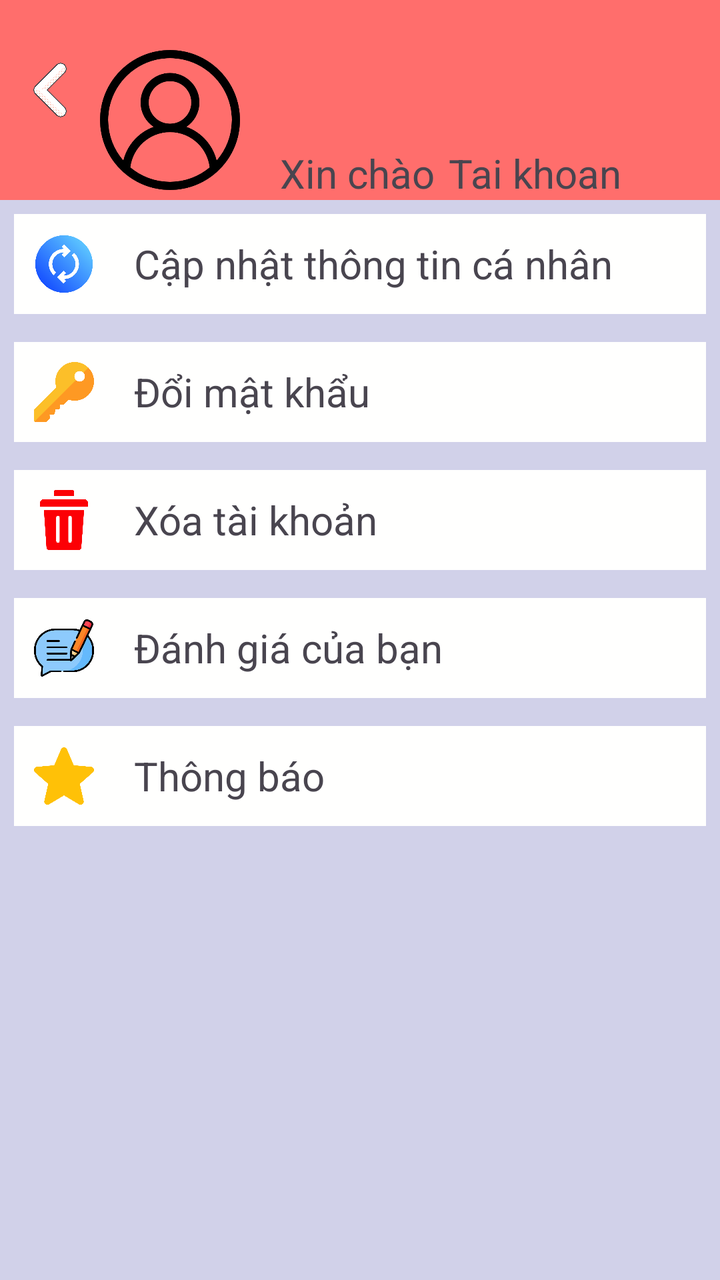
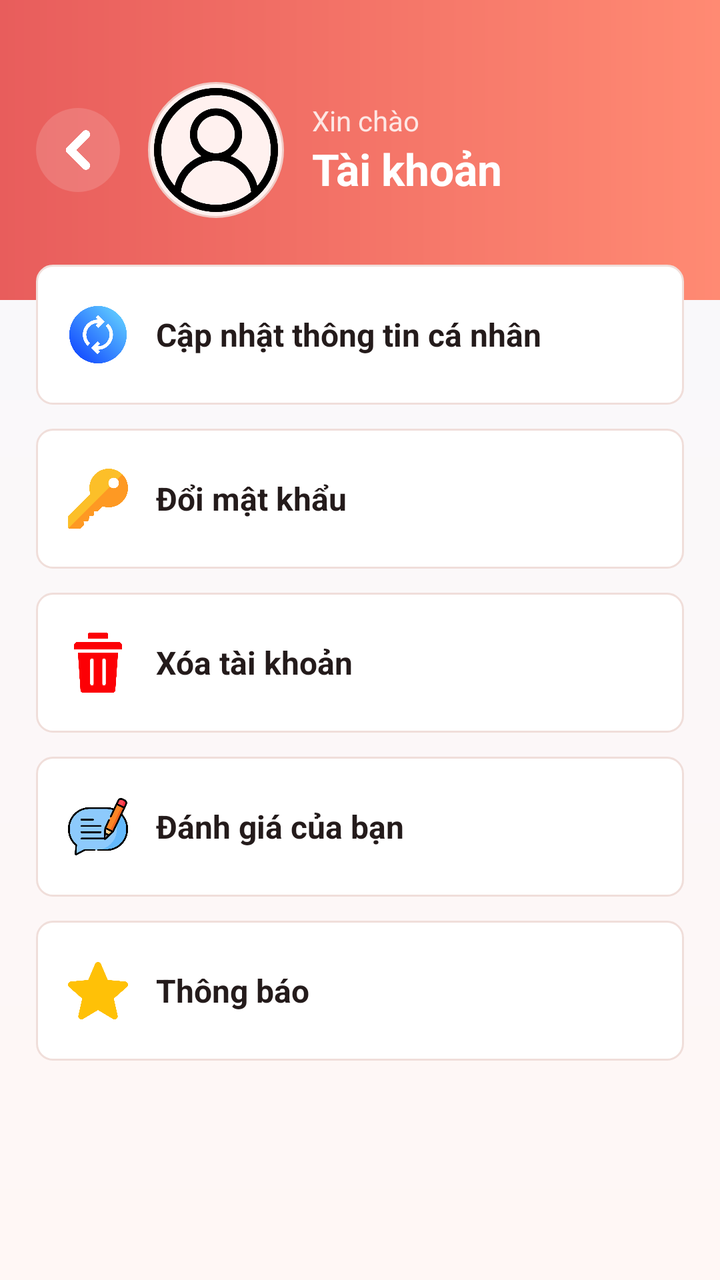

Screens rendered from an Android XML layout before and after an edit, with the pre-edit source and the edit as a unified diff.
<!-- AndroidManifest.xml: application theme Theme.DanhGiaPhim -->
<!-- res/layout/activity_user.xml -->
<?xml version="1.0" encoding="utf-8"?>
<LinearLayout xmlns:android="http://schemas.android.com/apk/res/android"
    xmlns:app="http://schemas.android.com/apk/res-auto"
    xmlns:tools="http://schemas.android.com/tools"
    android:layout_width="match_parent"
    android:layout_height="match_parent"
    tools:context=".User.UserActivity"
    android:orientation="vertical"
    android:background="#d1d1e9"
    android:layout_marginBottom="5dp"
    >
    <LinearLayout
        android:layout_width="match_parent"
        android:layout_height="100dp"
        android:orientation="horizontal"
        android:background="#ff6e6c">

        <ImageView
            android:id="@+id/btnback"
            android:layout_width="30dp"
            android:layout_height="30dp"
            android:src="@drawable/ic_back"
            android:layout_gravity="center"
            android:layout_marginLeft="10dp"
            android:layout_marginBottom="5dp">

        </ImageView>
        <ImageView
            android:id="@+id/imgAvatarUser"
            android:layout_width="70dp"
            android:layout_height="70dp"
            android:src="@drawable/ic_user"
            android:layout_gravity="bottom"
            android:layout_marginLeft="10dp"
            android:layout_marginBottom="5dp">

        </ImageView>
        <TextView
            android:layout_width="wrap_content"
            android:layout_height="wrap_content"
            android:text="Xin chào "
            android:textSize="20dp"
            android:layout_gravity="bottom"
            android:layout_marginLeft="20dp">
        </TextView>
        <TextView
            android:id="@+id/txtUser"
            android:layout_width="wrap_content"
            android:layout_height="wrap_content"
            android:text="Tai khoan"
            android:textSize="20dp"
            android:layout_gravity="bottom"
            android:layout_marginLeft="2dp">
        </TextView>

    </LinearLayout>

    <LinearLayout
        android:id="@+id/layoutUpdate"
        android:layout_width="match_parent"
        android:layout_height="50dp"
        android:orientation="horizontal"
        android:layout_marginTop="10dp"
        android:background="#fffffe"
        android:layout_margin="7dp">
        <ImageView
            android:layout_width="30dp"
            android:layout_height="30dp"
            android:src="@drawable/ic_loop"
            android:layout_gravity="center_vertical"
            android:layout_marginLeft="10dp">

        </ImageView>
        <TextView
            android:layout_width="wrap_content"
            android:layout_height="wrap_content"
            android:text="Cập nhật thông tin cá nhân"
            android:textSize="20dp"
            android:layout_gravity="center_vertical"
            android:layout_marginLeft="20dp">

        </TextView>
    </LinearLayout>

    <LinearLayout
        android:id="@+id/layoutPassword"
        android:layout_width="match_parent"
        android:layout_height="50dp"
        android:orientation="horizontal"
        android:layout_marginTop="10dp"
        android:background="#fffffe"
        android:layout_margin="7dp">
        <ImageView
            android:layout_width="30dp"
            android:layout_height="30dp"
            android:src="@drawable/ic_key"
            android:layout_gravity="center_vertical"
            android:layout_marginLeft="10dp">

        </ImageView>
        <TextView
            android:layout_width="wrap_content"
            android:layout_height="wrap_content"
            android:text="Đổi mật khẩu"
            android:textSize="20dp"
            android:layout_gravity="center_vertical"
            android:layout_marginLeft="20dp">

        </TextView>
    </LinearLayout>
    <LinearLayout
        android:id="@+id/layoutDeleteAccount"
        android:layout_width="match_parent"
        android:layout_height="50dp"
        android:orientation="horizontal"
        android:layout_marginTop="10dp"
        android:background="#fffffe"
        android:layout_margin="7dp">
        <ImageView
            android:layout_width="30dp"
            android:layout_height="30dp"
            android:src="@drawable/ic_delete"
            android:layout_gravity="center_vertical"
            android:layout_marginLeft="10dp">

        </ImageView>
        <TextView
            android:layout_width="wrap_content"
            android:layout_height="wrap_content"
            android:text="Xóa tài khoản"
            android:textSize="20dp"
            android:layout_gravity="center_vertical"
            android:layout_marginLeft="20dp">

        </TextView>
    </LinearLayout>

    <LinearLayout
        android:id="@+id/layoutComment"
        android:layout_width="match_parent"
        android:layout_height="50dp"
        android:orientation="horizontal"
        android:layout_marginTop="10dp"
        android:background="#fffffe"
        android:layout_margin="7dp">
        <ImageView
            android:layout_width="30dp"
            android:layout_height="30dp"
            android:src="@drawable/ic_comment"
            android:layout_gravity="center_vertical"
            android:layout_marginLeft="10dp">

        </ImageView>

        <TextView
            android:layout_width="wrap_content"
            android:layout_height="wrap_content"
            android:text="Đánh giá của bạn"
            android:textSize="20dp"
            android:layout_gravity="center_vertical"
            android:layout_marginLeft="20dp">

        </TextView>
    </LinearLayout>
    <LinearLayout
        android:id="@+id/layoutNot"
        android:layout_width="match_parent"
        android:layout_height="50dp"
        android:orientation="horizontal"
        android:layout_marginTop="10dp"
        android:background="#fffffe"
        android:layout_margin="7dp">

        <ImageView
            android:layout_width="30dp"
            android:layout_height="30dp"
            android:src="@drawable/ic_star"
            android:layout_gravity="center_vertical"
            android:layout_marginLeft="10dp">

        </ImageView>

        <TextView
            android:layout_width="wrap_content"
            android:layout_height="wrap_content"
            android:text="Thông báo"
            android:textSize="20dp"
            android:layout_gravity="center_vertical"
            android:layout_marginLeft="20dp">

        </TextView>
    </LinearLayout>

</LinearLayout>
<!-- resources referenced by this layout -->
<resources>
  <!-- drawable ic_back: png bitmap (drawable, 13936 bytes) -->
  <!-- drawable ic_comment: png bitmap (drawable, 31577 bytes) -->
  <!-- drawable ic_delete: png bitmap (drawable, 7842 bytes) -->
  <!-- drawable ic_key: png bitmap (drawable, 13040 bytes) -->
  <!-- drawable ic_loop: png bitmap (drawable, 31020 bytes) -->
  <!-- drawable ic_star: png bitmap (drawable, 13086 bytes) -->
  <!-- drawable ic_user: png bitmap (drawable, 24852 bytes) -->
  <style name="Theme.DanhGiaPhim" parent="Base.Theme.DanhGiaPhim" />
  <style name="Base.Theme.DanhGiaPhim" parent="Theme.Material3.DayNight.NoActionBar">
          
          
      </style>
</resources>

<!-- the commit's change to res/layout/activity_user.xml (unified diff, before → after) -->
@@ -1,194 +1,216 @@
 <?xml version="1.0" encoding="utf-8"?>
-<LinearLayout xmlns:android="http://schemas.android.com/apk/res/android"
+<ScrollView xmlns:android="http://schemas.android.com/apk/res/android"
     xmlns:app="http://schemas.android.com/apk/res-auto"
     xmlns:tools="http://schemas.android.com/tools"
     android:layout_width="match_parent"
     android:layout_height="match_parent"
-    tools:context=".User.UserActivity"
-    android:orientation="vertical"
-    android:background="#d1d1e9"
-    android:layout_marginBottom="5dp"
-    >
+    android:background="@drawable/bg_actor_list_screen"
+    android:fillViewport="true"
+    tools:context=".User.UserActivity">
+
     <LinearLayout
         android:layout_width="match_parent"
-        android:layout_height="100dp"
-        android:orientation="horizontal"
-        android:background="#ff6e6c">
-
-        <ImageView
-            android:id="@+id/btnback"
-            android:layout_width="30dp"
-            android:layout_height="30dp"
-            android:src="@drawable/ic_back"
-            android:layout_gravity="center"
-            android:layout_marginLeft="10dp"
-            android:layout_marginBottom="5dp">
-
-        </ImageView>
-        <ImageView
-            android:id="@+id/imgAvatarUser"
-            android:layout_width="70dp"
-            android:layout_height="70dp"
-            android:src="@drawable/ic_user"
-            android:layout_gravity="bottom"
-            android:layout_marginLeft="10dp"
-            android:layout_marginBottom="5dp">
-
-        </ImageView>
-        <TextView
-            android:layout_width="wrap_content"
+        android:layout_height="wrap_content"
+        android:orientation="vertical">
+
+        <LinearLayout
+            android:layout_width="match_parent"
+            android:layout_height="150dp"
+            android:background="@drawable/bg_actor_list_header"
+            android:gravity="center_vertical"
+            android:orientation="horizontal"
+            android:paddingStart="18dp"
+            android:paddingEnd="18dp">
+
+            <ImageView
+                android:id="@+id/btnback"
+                android:layout_width="42dp"
+                android:layout_height="42dp"
+                android:background="@drawable/bg_actor_toolbar_button"
+                android:contentDescription="Quay lại"
+                android:padding="10dp"
+                android:src="@drawable/ic_back"
+                app:tint="@color/white" />
+
+            <ImageView
+                android:id="@+id/imgAvatarUser"
+                android:layout_width="68dp"
+                android:layout_height="68dp"
+                android:layout_marginStart="14dp"
+                android:background="@drawable/bg_actor_avatar"
+                android:padding="3dp"
+                android:scaleType="centerCrop"
+                android:src="@drawable/ic_user" />
+
+            <LinearLayout
+                android:layout_width="0dp"
+                android:layout_height="wrap_content"
+                android:layout_marginStart="14dp"
+                android:layout_weight="1"
+                android:orientation="vertical">
+
+                <TextView
+                    android:layout_width="match_parent"
+                    android:layout_height="wrap_content"
+                    android:text="Xin chào"
+                    android:textColor="#FDE7E4"
+                    android:textSize="14sp" />
+
+                <TextView
+                    android:id="@+id/txtUser"
+                    android:layout_width="match_parent"
+                    android:layout_height="wrap_content"
+                    android:ellipsize="end"
+                    android:maxLines="1"
+                    android:text="Tài khoản"
+                    android:textColor="@color/white"
+                    android:textSize="22sp"
+                    android:textStyle="bold" />
+            </LinearLayout>
+        </LinearLayout>
+
+        <LinearLayout
+            android:layout_width="match_parent"
             android:layout_height="wrap_content"
-            android:text="Xin chào "
-            android:textSize="20dp"
-            android:layout_gravity="bottom"
-            android:layout_marginLeft="20dp">
-        </TextView>
-        <TextView
-            android:id="@+id/txtUser"
-            android:layout_width="wrap_content"
-            android:layout_height="wrap_content"
-            android:text="Tai khoan"
-            android:textSize="20dp"
-            android:layout_gravity="bottom"
-            android:layout_marginLeft="2dp">
-        </TextView>
-
+            android:layout_marginTop="-18dp"
+            android:orientation="vertical"
+            android:paddingStart="18dp"
+            android:paddingEnd="18dp"
+            android:paddingBottom="18dp">
+
+            <LinearLayout
+                android:id="@+id/layoutUpdate"
+                android:layout_width="match_parent"
+                android:layout_height="70dp"
+                android:background="@drawable/bg_app_menu_card"
+                android:gravity="center_vertical"
+                android:orientation="horizontal"
+                android:paddingStart="16dp"
+                android:paddingEnd="14dp">
+
+                <ImageView
+                    android:layout_width="30dp"
+                    android:layout_height="30dp"
+                    android:src="@drawable/ic_loop" />
+
+                <TextView
+                    android:layout_width="0dp"
+                    android:layout_height="wrap_content"
+                    android:layout_marginStart="14dp"
+                    android:layout_weight="1"
+                    android:text="Cập nhật thông tin cá nhân"
+                    android:textColor="@color/app_text"
+                    android:textSize="16sp"
+                    android:textStyle="bold" />
+            </LinearLayout>
+
+            <LinearLayout
+                android:id="@+id/layoutPassword"
+                android:layout_width="match_parent"
+                android:layout_height="70dp"
+                android:layout_marginTop="12dp"
+                android:background="@drawable/bg_app_menu_card"
+                android:gravity="center_vertical"
+                android:orientation="horizontal"
+                android:paddingStart="16dp"
+                android:paddingEnd="14dp">
+
+                <ImageView
+                    android:layout_width="30dp"
+                    android:layout_height="30dp"
+                    android:src="@drawable/ic_key" />
+
+                <TextView
+                    android:layout_width="0dp"
+                    android:layout_height="wrap_content"
+                    android:layout_marginStart="14dp"
+                    android:layout_weight="1"
+                    android:text="Đổi mật khẩu"
+                    android:textColor="@color/app_text"
+                    android:textSize="16sp"
+                    android:textStyle="bold" />
+            </LinearLayout>
+
+            <LinearLayout
+                android:id="@+id/layoutDeleteAccount"
+                android:layout_width="match_parent"
+                android:layout_height="70dp"
+                android:layout_marginTop="12dp"
+                android:background="@drawable/bg_app_menu_card"
+                android:gravity="center_vertical"
+                android:orientation="horizontal"
+                android:paddingStart="16dp"
+                android:paddingEnd="14dp">
+
+                <ImageView
+                    android:layout_width="30dp"
+                    android:layout_height="30dp"
+                    android:src="@drawable/ic_delete" />
+
+                <TextView
+                    android:layout_width="0dp"
+                    android:layout_height="wrap_content"
+                    android:layout_marginStart="14dp"
+                    android:layout_weight="1"
+                    android:text="Xóa tài khoản"
+                    android:textColor="@color/app_text"
+                    android:textSize="16sp"
+                    android:textStyle="bold" />
+            </LinearLayout>
+
+            <LinearLayout
+                android:id="@+id/layoutComment"
+                android:layout_width="match_parent"
+                android:layout_height="70dp"
+                android:layout_marginTop="12dp"
+                android:background="@drawable/bg_app_menu_card"
+                android:gravity="center_vertical"
+                android:orientation="horizontal"
+                android:paddingStart="16dp"
+                android:paddingEnd="14dp">
+
+                <ImageView
+                    android:layout_width="30dp"
+                    android:layout_height="30dp"
+                    android:src="@drawable/ic_comment" />
+
+                <TextView
+                    android:layout_width="0dp"
+                    android:layout_height="wrap_content"
+                    android:layout_marginStart="14dp"
+                    android:layout_weight="1"
+                    android:text="Đánh giá của bạn"
+                    android:textColor="@color/app_text"
+                    android:textSize="16sp"
+                    android:textStyle="bold" />
+            </LinearLayout>
+
+            <LinearLayout
+                android:id="@+id/layoutNot"
+                android:layout_width="match_parent"
+                android:layout_height="70dp"
+                android:layout_marginTop="12dp"
+                android:background="@drawable/bg_app_menu_card"
+                android:gravity="center_vertical"
+                android:orientation="horizontal"
+                android:paddingStart="16dp"
+                android:paddingEnd="14dp">
+
+                <ImageView
+                    android:layout_width="30dp"
+                    android:layout_height="30dp"
+                    android:src="@drawable/ic_star" />
+
+                <TextView
+                    android:layout_width="0dp"
+                    android:layout_height="wrap_content"
+                    android:layout_marginStart="14dp"
+                    android:layout_weight="1"
+                    android:text="Thông báo"
+                    android:textColor="@color/app_text"
+                    android:textSize="16sp"
+                    android:textStyle="bold" />
+            </LinearLayout>
+        </LinearLayout>
     </LinearLayout>
-
-    <LinearLayout
-        android:id="@+id/layoutUpdate"
-        android:layout_width="match_parent"
-        android:layout_height="50dp"
-        android:orientation="horizontal"
-        android:layout_marginTop="10dp"
-        android:background="#fffffe"
-        android:layout_margin="7dp">
-        <ImageView
-            android:layout_width="30dp"
-            android:layout_height="30dp"
-            android:src="@drawable/ic_loop"
-            android:layout_gravity="center_vertical"
-            android:layout_marginLeft="10dp">
-
-        </ImageView>
-        <TextView
-            android:layout_width="wrap_content"
-            android:layout_height="wrap_content"
-            android:text="Cập nhật thông tin cá nhân"
-            android:textSize="20dp"
-            android:layout_gravity="center_vertical"
-            android:layout_marginLeft="20dp">
-
-        </TextView>
-    </LinearLayout>
-
-    <LinearLayout
-        android:id="@+id/layoutPassword"
-        android:layout_width="match_parent"
-        android:layout_height="50dp"
-        android:orientation="horizontal"
-        android:layout_marginTop="10dp"
-        android:background="#fffffe"
-        android:layout_margin="7dp">
-        <ImageView
-            android:layout_width="30dp"
-            android:layout_height="30dp"
-            android:src="@drawable/ic_key"
-            android:layout_gravity="center_vertical"
-            android:layout_marginLeft="10dp">
-
-        </ImageView>
-        <TextView
-            android:layout_width="wrap_content"
-            android:layout_height="wrap_content"
-            android:text="Đổi mật khẩu"
-            android:textSize="20dp"
-            android:layout_gravity="center_vertical"
-            android:layout_marginLeft="20dp">
-
-        </TextView>
-    </LinearLayout>
-    <LinearLayout
-        android:id="@+id/layoutDeleteAccount"
-        android:layout_width="match_parent"
-        android:layout_height="50dp"
-        android:orientation="horizontal"
-        android:layout_marginTop="10dp"
-        android:background="#fffffe"
-        android:layout_margin="7dp">
-        <ImageView
-            android:layout_width="30dp"
-            android:layout_height="30dp"
-            android:src="@drawable/ic_delete"
-            android:layout_gravity="center_vertical"
-            android:layout_marginLeft="10dp">
-
-        </ImageView>
-        <TextView
-            android:layout_width="wrap_content"
-            android:layout_height="wrap_content"
-            android:text="Xóa tài khoản"
-            android:textSize="20dp"
-            android:layout_gravity="center_vertical"
-            android:layout_marginLeft="20dp">
-
-        </TextView>
-    </LinearLayout>
-
-    <LinearLayout
-        android:id="@+id/layoutComment"
-        android:layout_width="match_parent"
-        android:layout_height="50dp"
-        android:orientation="horizontal"
-        android:layout_marginTop="10dp"
-        android:background="#fffffe"
-        android:layout_margin="7dp">
-        <ImageView
-            android:layout_width="30dp"
-            android:layout_height="30dp"
-            android:src="@drawable/ic_comment"
-            android:layout_gravity="center_vertical"
-            android:layout_marginLeft="10dp">
-
-        </ImageView>
-
-        <TextView
-            android:layout_width="wrap_content"
-            android:layout_height="wrap_content"
-            android:text="Đánh giá của bạn"
-            android:textSize="20dp"
-            android:layout_gravity="center_vertical"
-            android:layout_marginLeft="20dp">
-
-        </TextView>
-    </LinearLayout>
-    <LinearLayout
-        android:id="@+id/layoutNot"
-        android:layout_width="match_parent"
-        android:layout_height="50dp"
-        android:orientation="horizontal"
-        android:layout_marginTop="10dp"
-        android:background="#fffffe"
-        android:layout_margin="7dp">
-
-        <ImageView
-            android:layout_width="30dp"
-            android:layout_height="30dp"
-            android:src="@drawable/ic_star"
-            android:layout_gravity="center_vertical"
-            android:layout_marginLeft="10dp">
-
-        </ImageView>
-
-        <TextView
-            android:layout_width="wrap_content"
-            android:layout_height="wrap_content"
-            android:text="Thông báo"
-            android:textSize="20dp"
-            android:layout_gravity="center_vertical"
-            android:layout_marginLeft="20dp">
-
-        </TextView>
-    </LinearLayout>
-
-</LinearLayout>
+</ScrollView>
<!-- resource entries referenced after the edit -->
@@ -1,5 +1,68 @@
 <!-- resources referenced by this layout -->
 <resources>
+  <color name="app_text">#241B1B</color>
+  <color name="white">#FFFFFFFF</color>
+  <!-- drawable bg_actor_avatar (drawable) -->
+  <?xml version="1.0" encoding="utf-8"?>
+  <shape xmlns:android="http://schemas.android.com/apk/res/android"
+      android:shape="oval">
+      <solid android:color="#FFF1EF" />
+      <stroke
+          android:width="1dp"
+          android:color="#F0CAC5" />
+  </shape>
+  <!-- drawable bg_actor_list_header (drawable) -->
+  <?xml version="1.0" encoding="utf-8"?>
+  <shape xmlns:android="http://schemas.android.com/apk/res/android">
+      <gradient
+          android:angle="0"
+          android:endColor="#FF8A73"
+          android:startColor="#E85D5C" />
+  </shape>
+  <!-- drawable bg_actor_list_screen (drawable) -->
+  <?xml version="1.0" encoding="utf-8"?>
+  <shape xmlns:android="http://schemas.android.com/apk/res/android">
+      <gradient
+          android:angle="270"
+          android:endColor="#FFF7F5"
+          android:startColor="#F7F8FC" />
+  </shape>
+  <!-- drawable bg_actor_toolbar_button (drawable) -->
+  <?xml version="1.0" encoding="utf-8"?>
+  <selector xmlns:android="http://schemas.android.com/apk/res/android">
+      <item android:state_pressed="true">
+          <shape android:shape="oval">
+              <solid android:color="#40FFFFFF" />
+          </shape>
+      </item>
+      <item>
+          <shape android:shape="oval">
+              <solid android:color="#26FFFFFF" />
+          </shape>
+      </item>
+  </selector>
+  <!-- drawable bg_app_menu_card (drawable) -->
+  <?xml version="1.0" encoding="utf-8"?>
+  <selector xmlns:android="http://schemas.android.com/apk/res/android">
+      <item android:state_pressed="true">
+          <shape android:shape="rectangle">
+              <solid android:color="#FFF1EF" />
+              <stroke
+                  android:width="1dp"
+                  android:color="#E85D5C" />
+              <corners android:radius="8dp" />
+          </shape>
+      </item>
+      <item>
+          <shape android:shape="rectangle">
+              <solid android:color="@color/white" />
+              <stroke
+                  android:width="1dp"
+                  android:color="#F0DEDA" />
+              <corners android:radius="8dp" />
+          </shape>
+      </item>
+  </selector>
   <!-- drawable ic_back: png bitmap (drawable, 13936 bytes) -->
   <!-- drawable ic_comment: png bitmap (drawable, 31577 bytes) -->
   <!-- drawable ic_delete: png bitmap (drawable, 7842 bytes) -->
